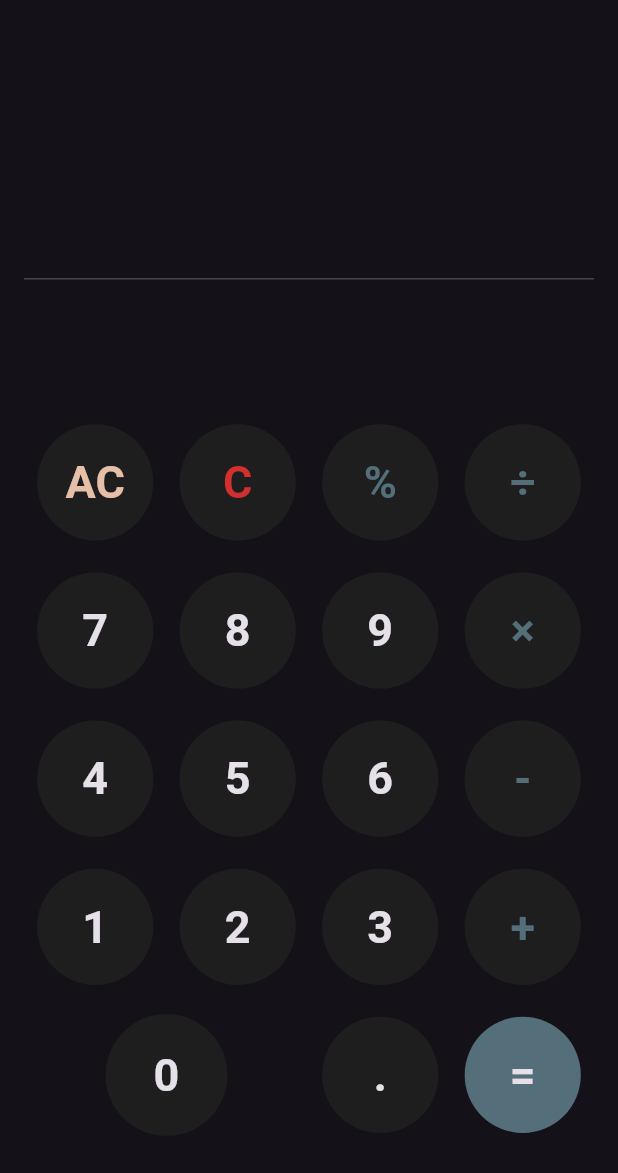
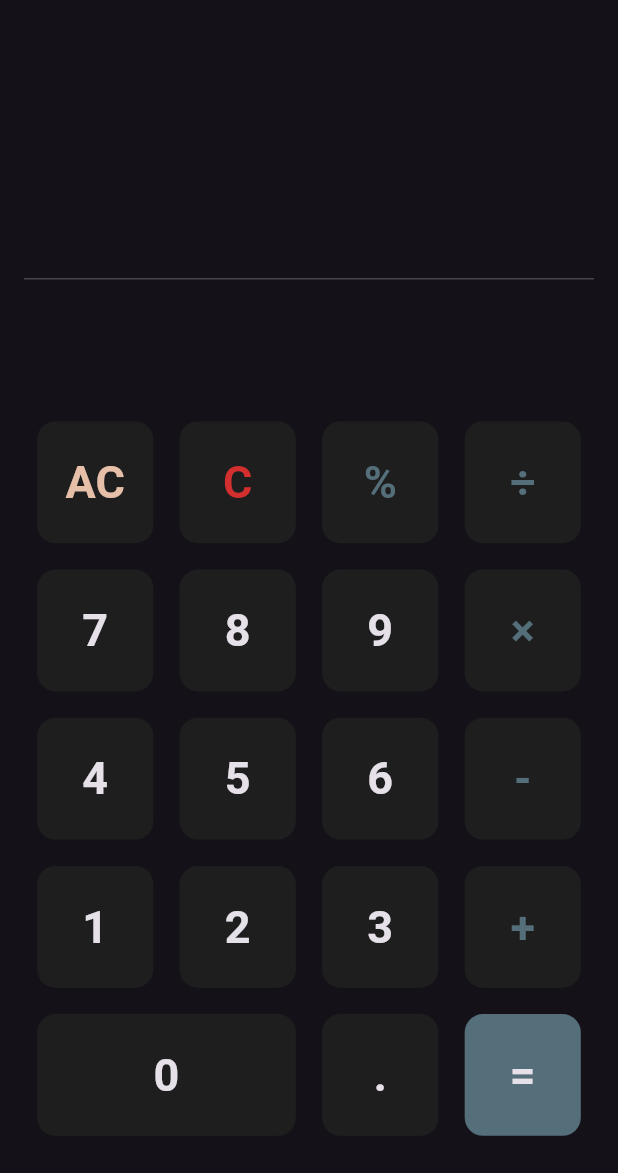
Before and after one commit to Mo123elsayed/calculator_app, a Flutter app: the screen it shows after launch, on a phone screen of 412 x 824 dp, the part 63-1236 px from its top. Run offline on Flutter 3.47's test engine with Material 3 defaults, Android fonts, the phone set to English and light mode, and no system bars; our stand-ins replace flutter_screenutil, math_expressions.

Commit message:
`Refactor calculation expression and button styles`

```diff
--- a/lib/features/calculation/presentation/calculator_screen.dart
+++ b/lib/features/calculation/presentation/calculator_screen.dart
@@ -265,7 +265,7 @@ class _CalculatorScreenState extends State<CalculatorScreen> {
   ///
   void calculateResult() {
     try {
-      String expression = displayText.replaceAll('×', '*');
+      String expression = displayText.replaceAll('×', '*').replaceAll('÷', '/');
 
       // ignore: deprecated_member_use
       Parser p = Parser();
--- a/lib/features/calculation/presentation/widgets/custom_button.dart
+++ b/lib/features/calculation/presentation/widgets/custom_button.dart
@@ -25,15 +25,14 @@ class CustomButton extends StatelessWidget {
       child: Container(
         alignment: Alignment.center,
         decoration: BoxDecoration(
-          shape: BoxShape.circle,
+          borderRadius: BorderRadius.circular(12.r),
           color: btnBckgrnd ?? Colors.grey,
-          borderRadius: BorderRadius.circular(100.r),
         ),
         margin: EdgeInsets.all(8.w),
         height: 80.h,
         width: 70.w,
         child: InkWell(
-          borderRadius: BorderRadius.circular(100.r),
+          borderRadius: BorderRadius.circular(12.r),
           onTap: () {
             onTapBtn!(btnTxt);
           },
```
